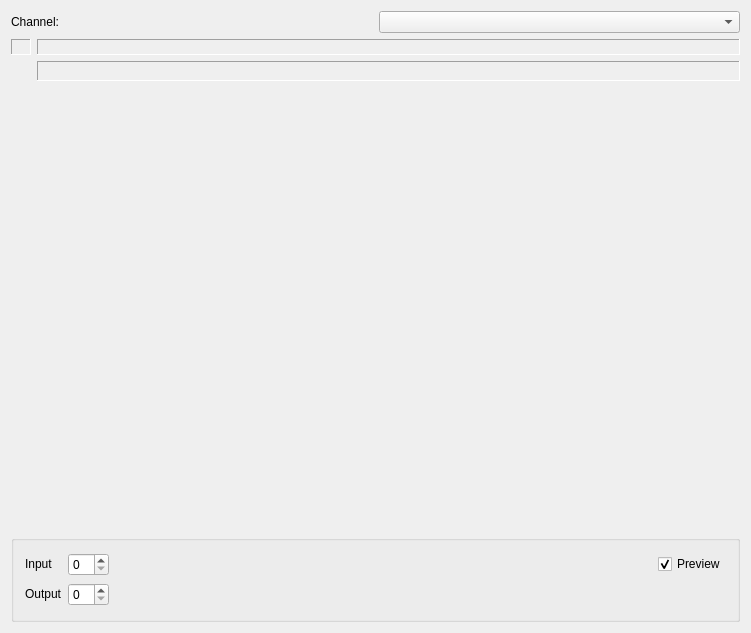
Qt form krita/plugins/filters/colorsfilters/wdg_perchannel.ui (KDE/krita) before a commit.
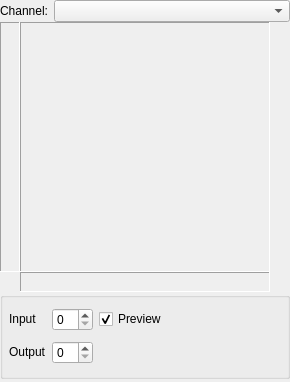
The same form after that commit. Custom widgets are drawn as their Qt base class.

Commit message: fix layout of per-channel filter widget

```diff
--- a/krita/plugins/filters/colorsfilters/wdg_perchannel.ui
+++ b/krita/plugins/filters/colorsfilters/wdg_perchannel.ui
@@ -1,18 +1,24 @@
 <ui version="4.0" >
  <class>WdgPerChannel</class>
- <widget class="QWidget" name="WdgPerChannel" >
-  <property name="geometry" >
+ <widget class="QWidget" name="WdgPerChannel">
+  <property name="geometry">
    <rect>
     <x>0</x>
     <y>0</y>
-    <width>751</width>
-    <height>633</height>
+    <width>290</width>
+    <height>382</height>
    </rect>
   </property>
   <property name="windowTitle" >
    <string>BrightnessCon</string>
   </property>
-  <layout class="QVBoxLayout" name="verticalLayout_2" >
+  <layout class="QVBoxLayout" name="verticalLayout_2">
+   <property name="spacing">
+    <number>0</number>
+   </property>
+   <property name="margin">
+    <number>0</number>
+   </property>
    <item>
     <layout class="QHBoxLayout" >
      <property name="spacing" >
@@ -22,9 +28,9 @@
       <number>0</number>
      </property>
      <item>
-      <widget class="QLabel" name="textLabel1" >
-       <property name="sizePolicy" >
-        <sizepolicy vsizetype="Fixed" hsizetype="Preferred" >
+      <widget class="QLabel" name="textLabel1">
+       <property name="sizePolicy">
+        <sizepolicy hsizetype="Maximum" vsizetype="Fixed">
          <horstretch>0</horstretch>
          <verstretch>0</verstretch>
         </sizepolicy>
@@ -40,24 +46,27 @@
     </layout>
    </item>
    <item>
-    <layout class="QGridLayout" >
-     <property name="margin" >
+    <layout class="QGridLayout">
+     <property name="sizeConstraint">
+      <enum>QLayout::SetFixedSize</enum>
+     </property>
+     <property name="margin">
       <number>0</number>
      </property>
-     <property name="spacing" >
-      <number>6</number>
+     <property name="spacing">
+      <number>0</number>
      </property>
-     <item row="1" column="1" >
-      <widget class="QLabel" name="hgradient" >
-       <property name="sizePolicy" >
-        <sizepolicy vsizetype="Fixed" hsizetype="Preferred" >
+     <item row="1" column="1">
+      <widget class="QLabel" name="hgradient">
+       <property name="sizePolicy">
+        <sizepolicy hsizetype="Fixed" vsizetype="Fixed">
          <horstretch>0</horstretch>
          <verstretch>0</verstretch>
         </sizepolicy>
        </property>
-       <property name="minimumSize" >
+       <property name="minimumSize">
         <size>
-         <width>0</width>
+         <width>250</width>
          <height>20</height>
         </size>
        </property>
@@ -78,45 +87,76 @@
        </property>
       </widget>
      </item>
-     <item row="0" column="1" >
-      <widget class="QFrame" name="frame3" >
-       <property name="sizePolicy" >
-        <sizepolicy vsizetype="Preferred" hsizetype="Preferred" >
+     <item row="0" column="1">
+      <widget class="QFrame" name="frame3">
+       <property name="sizePolicy">
+        <sizepolicy hsizetype="Fixed" vsizetype="Fixed">
          <horstretch>0</horstretch>
          <verstretch>0</verstretch>
         </sizepolicy>
        </property>
-       <property name="frameShape" >
+       <property name="minimumSize">
+        <size>
+         <width>250</width>
+         <height>250</height>
+        </size>
+       </property>
+       <property name="maximumSize">
+        <size>
+         <width>250</width>
+         <height>250</height>
+        </size>
+       </property>
+       <property name="frameShape">
         <enum>QFrame::Panel</enum>
        </property>
        <property name="frameShadow" >
         <enum>QFrame::Sunken</enum>
        </property>
-       <layout class="QVBoxLayout" >
-        <property name="spacing" >
-         <number>6</number>
+       <layout class="QVBoxLayout">
+        <property name="spacing">
+         <number>0</number>
         </property>
         <property name="margin" >
          <number>0</number>
         </property>
         <item>
-         <widget class="KisCurveWidget" native="1" name="curveWidget" />
+         <widget class="KisCurveWidget" name="curveWidget" native="true">
+          <property name="sizePolicy">
+           <sizepolicy hsizetype="Fixed" vsizetype="Fixed">
+            <horstretch>0</horstretch>
+            <verstretch>0</verstretch>
+           </sizepolicy>
+          </property>
+          <property name="minimumSize">
+           <size>
+            <width>250</width>
+            <height>250</height>
+           </size>
+          </property>
+          <property name="maximumSize">
+           <size>
+            <width>250</width>
+            <height>250</height>
+           </size>
+          </property>
+         </widget>
         </item>
        </layout>
       </widget>
      </item>
-     <item row="0" column="0" >
-      <widget class="QLabel" name="vgradient" >
-       <property name="sizePolicy" >
-        <sizepolicy vsizetype="Preferred" hsizetype="Fixed" >
+     <item row="0" column="0">
+      <widget class="QLabel" name="vgradient">
+       <property name="sizePolicy">
+        <sizepolicy hsizetype="Fixed" vsizetype="Fixed">
          <horstretch>0</horstretch>
          <verstretch>0</verstretch>
         </sizepolicy>
        </property>
-       <property name="minimumSize" >
+       <property name="minimumSize">
         <size>
          <width>20</width>
-         <height>0</height>
+         <height>250</height>
         </size>
        </property>
        <property name="maximumSize" >
@@ -136,25 +176,25 @@
        </property>
       </widget>
      </item>
+     <item row="0" column="2">
+      <spacer name="horizontalSpacer_3">
+       <property name="orientation">
+        <enum>Qt::Horizontal</enum>
+       </property>
+       <property name="sizeHint" stdset="0">
+        <size>
+         <width>40</width>
+         <height>20</height>
+        </size>
+       </property>
+      </spacer>
+     </item>
     </layout>
    </item>
    <item>
-    <spacer name="verticalSpacer" >
-     <property name="orientation" >
-      <enum>Qt::Vertical</enum>
-     </property>
-     <property name="sizeHint" stdset="0" >
-      <size>
-       <width>20</width>
-       <height>215</height>
-      </size>
-     </property>
-    </spacer>
-   </item>
-   <item>
-    <widget class="QGroupBox" name="groupInOut" >
-     <property name="sizePolicy" >
-      <sizepolicy vsizetype="Fixed" hsizetype="Preferred" >
+    <widget class="QGroupBox" name="groupInOut">
+     <property name="sizePolicy">
+      <sizepolicy hsizetype="Preferred" vsizetype="Fixed">
        <horstretch>0</horstretch>
        <verstretch>0</verstretch>
       </sizepolicy>
@@ -171,11 +211,14 @@
      <property name="flat" >
       <bool>true</bool>
      </property>
-     <layout class="QGridLayout" name="gridLayout" >
-      <item row="0" column="0" >
-       <widget class="QLabel" name="labelIn" >
-        <property name="sizePolicy" >
-         <sizepolicy vsizetype="Fixed" hsizetype="Preferred" >
+     <layout class="QGridLayout" name="gridLayout">
+      <property name="margin">
+       <number>6</number>
+      </property>
+      <item row="0" column="0">
+       <widget class="QLabel" name="labelIn">
+        <property name="sizePolicy">
+         <sizepolicy hsizetype="Preferred" vsizetype="Fixed">
           <horstretch>0</horstretch>
           <verstretch>0</verstretch>
          </sizepolicy>
@@ -195,28 +238,9 @@
         </property>
        </widget>
       </item>
-      <item row="0" column="2" >
-       <spacer name="horizontalSpacer" >
-        <property name="sizePolicy" >
-         <sizepolicy vsizetype="Minimum" hsizetype="Minimum" >
-          <horstretch>0</horstretch>
-          <verstretch>0</verstretch>
-         </sizepolicy>
-        </property>
-        <property name="orientation" >
-         <enum>Qt::Horizontal</enum>
-        </property>
-        <property name="sizeHint" stdset="0" >
-         <size>
-          <width>40</width>
-          <height>20</height>
-         </size>
-        </property>
-       </spacer>
-      </item>
-      <item row="0" column="3" >
-       <widget class="QCheckBox" name="cbPreview" >
-        <property name="text" >
+      <item row="0" column="2">
+       <widget class="QCheckBox" name="cbPreview">
+        <property name="text">
          <string>Preview</string>
         </property>
         <property name="checked" >
@@ -247,10 +271,10 @@
         </property>
        </widget>
       </item>
-      <item row="1" column="2" colspan="2" >
-       <spacer name="horizontalSpacer_2" >
-        <property name="sizePolicy" >
-         <sizepolicy vsizetype="Minimum" hsizetype="Minimum" >
+      <item row="1" column="2">
+       <spacer name="horizontalSpacer_2">
+        <property name="sizePolicy">
+         <sizepolicy hsizetype="MinimumExpanding" vsizetype="Minimum">
           <horstretch>0</horstretch>
           <verstretch>0</verstretch>
          </sizepolicy>
@@ -258,9 +282,12 @@
         <property name="orientation" >
          <enum>Qt::Horizontal</enum>
         </property>
-        <property name="sizeHint" stdset="0" >
+        <property name="sizeType">
+         <enum>QSizePolicy::MinimumExpanding</enum>
+        </property>
+        <property name="sizeHint" stdset="0">
          <size>
-          <width>205</width>
+          <width>20</width>
           <height>20</height>
          </size>
         </property>
@@ -271,7 +298,7 @@
    </item>
   </layout>
  </widget>
- <layoutdefault spacing="6" margin="11" />
+ <layoutdefault spacing="6" margin="11"/>
  <customwidgets>
   <customwidget>
    <class>KisCurveWidget</class>
```
Left out of the diff: 73 changed lines with no effect on the pictures.
